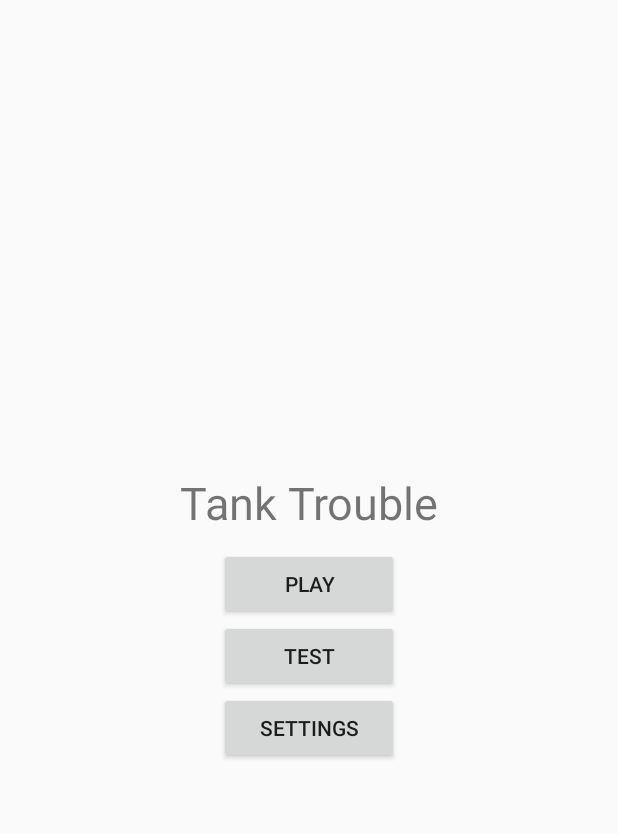
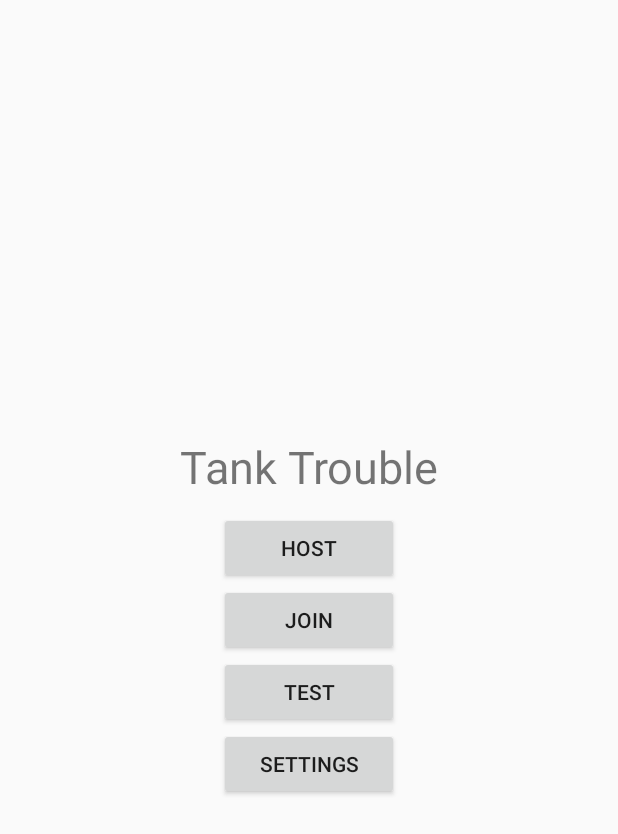
Before and after one commit to wztlei/tank-trouble-android, an Android app: the screen it shows after launch (MainActivity), on a phone screen of 412 x 824 dp. Shown: the top 834 px of the screen. Run offline under Robolectric (Android 15) with nearby library versions, the phone set to English and light mode, and no system bars; our stand-ins replace Firebase (no records; nobody signed in at launch, a user with empty details on screens opened directly).

Commit message:
Add new host and join activities

```diff
--- a/app/src/main/AndroidManifest.xml
+++ b/app/src/main/AndroidManifest.xml
@@ -20,10 +20,10 @@
                 <category android:name="android.intent.category.LAUNCHER" />
             </intent-filter>
         </activity>
-
-        <activity android:name=".PlayActivity" />
         <activity android:name=".SettingsActivity" />
         <activity android:name=".battle.BattleActivity" />
+        <activity android:name=".match.JoinActivity" />
+        <activity android:name=".match.HostActivity" />
     </application>
 
 </manifest>
--- a/app/src/main/res/layout/activity_main.xml
+++ b/app/src/main/res/layout/activity_main.xml
@@ -17,14 +17,21 @@
         android:textSize="30sp" />
 
     <Button
-        android:id="@+id/button_play"
+        android:id="@+id/button_host"
         android:layout_width="120dp"
         android:layout_height="wrap_content"
-        android:onClick="onClickPlayButton"
-        android:text="@string/str_play" />
+        android:onClick="onClickHostButton"
+        android:text="@string/str_host" />
 
     <Button
-        android:id="@+id/button_play_test"
+        android:id="@+id/button_join"
+        android:layout_width="120dp"
+        android:layout_height="wrap_content"
+        android:onClick="onClickJoinButton"
+        android:text="@string/str_join" />
+
+    <Button
+        android:id="@+id/button_test"
         android:layout_width="120dp"
         android:layout_height="wrap_content"
         android:onClick="onClickTestButton"
--- a/app/src/main/res/layout/activity_settings.xml
+++ b/app/src/main/res/layout/activity_settings.xml
@@ -29,7 +29,7 @@
         android:textAllCaps="false"
         android:textSize="14sp"
         tools:ignore="LabelFor" />
-
+    <!--
     <TextView
         android:id="@+id/text_email"
         android:layout_width="match_parent"
@@ -49,7 +49,7 @@
         android:textAllCaps="false"
         android:textSize="14sp"
         tools:ignore="LabelFor" />
-
+        -->
     <Button
         android:id="@+id/button_randomize"
         android:layout_width="match_parent"
--- a/app/src/main/res/values/strings.xml
+++ b/app/src/main/res/values/strings.xml
@@ -3,6 +3,8 @@
 
     <!-- Main Activity - Welcome Screen -->
     <string name="str_play">Play</string>
+    <string name="str_host">Host</string>
+    <string name="str_join">Join</string>
     <string name="str_test">Test</string>
     <string name="str_settings">Settings</string>
 
@@ -14,4 +16,12 @@
     <string name="str_cancel">Cancel</string>
     <string name="str_username_exists_error">Username has already been taken.</string>
 
+    <!-- Host Activity -->
+    <string name="str_start_game">Start Game</string>
+    <string name="str_no_id_set">No ID set</string>
+    <string name="str_one_player_ready">1 Player Ready</string>
+
+    <!-- Join Activity -->
+    <string name="str_game_pin">Game PIN</string>
+    <string name="str_enter">Enter</string>
 </resources>
```
Also changed, not shown: app/src/main/java/com/wztlei/tanktrouble/MainActivity.java (+14 -6 lines), app/src/main/java/com/wztlei/tanktrouble/PlayActivity.java (deleted, +0 -15 lines), app/src/main/java/com/wztlei/tanktrouble/match/HostActivity.java (added, +39 -0 lines), app/src/main/java/com/wztlei/tanktrouble/match/JoinActivity.java (added, +20 -0 lines), app/src/main/res/layout/activity_host.xml (added, +35 -0 lines), app/src/main/res/layout/activity_join.xml (added, +30 -0 lines), app/src/main/res/layout/activity_play.xml (deleted, +0 -8 lines).
